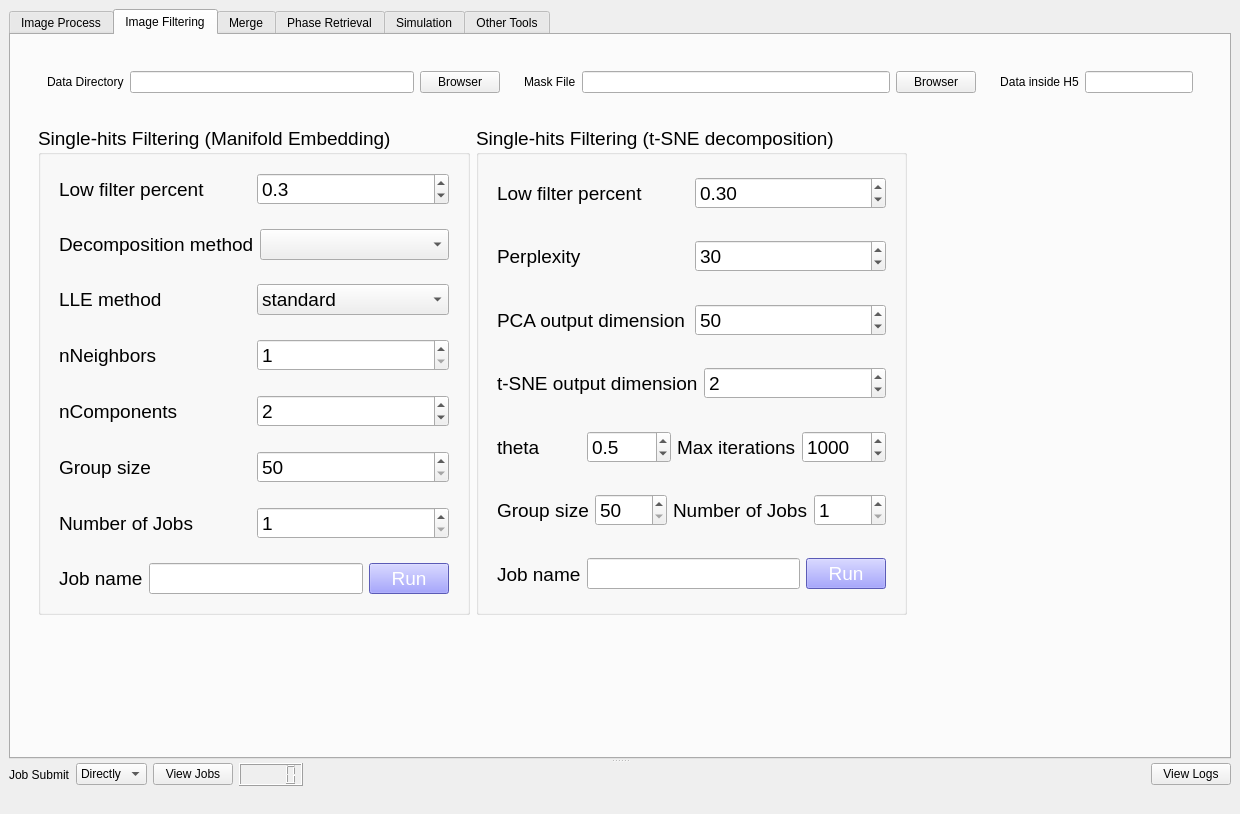
Qt form ui/main.ui (estonshi/spipy_gui) before a commit.
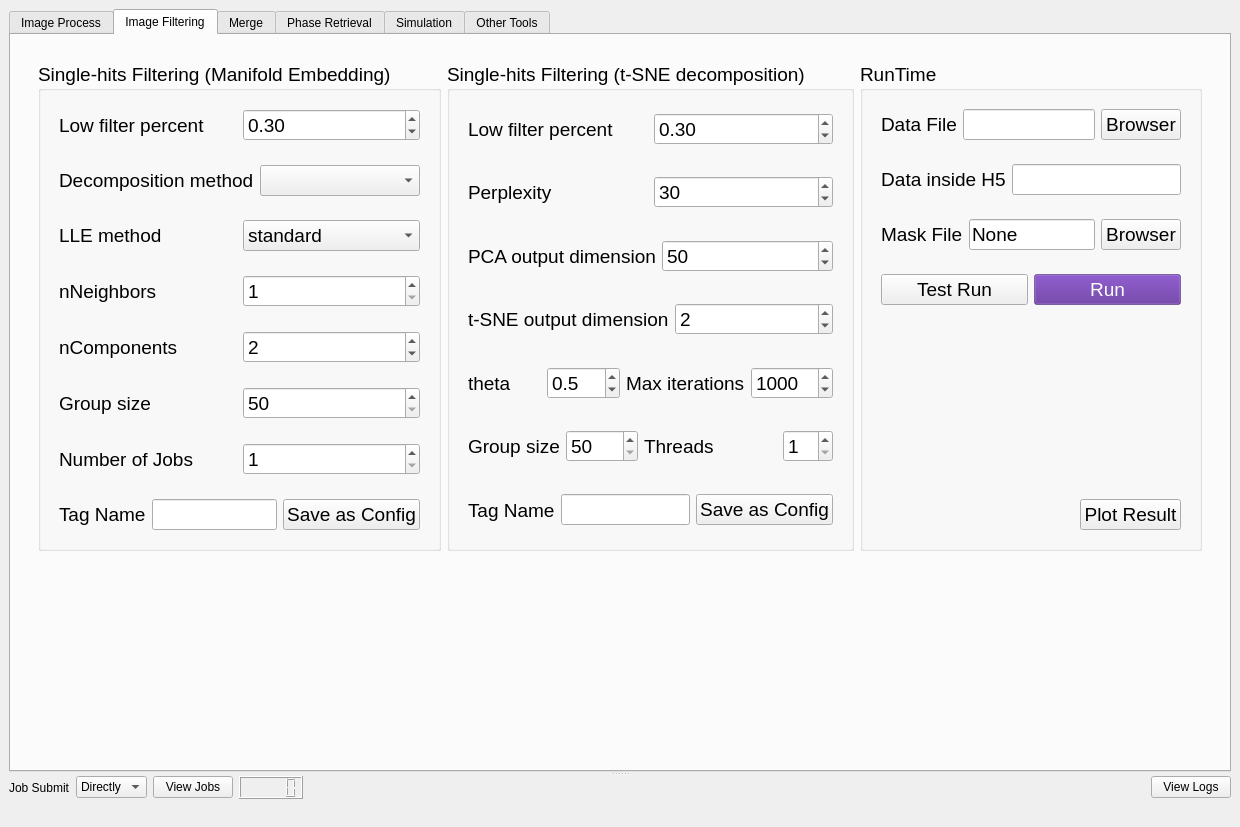
The same form after that commit. The open tabs and pages were chosen to show the change.

What changed in the file:
```diff
--- a/ui/main.ui
+++ b/ui/main.ui
@@ -7,7 +7,7 @@
     <x>0</x>
     <y>0</y>
     <width>1240</width>
-    <height>814</height>
+    <height>827</height>
    </rect>
   </property>
   <property name="sizePolicy">
@@ -425,124 +425,6 @@
                </sizepolicy>
               </property>
               <layout class="QVBoxLayout" name="verticalLayout_3">
-               <item>
-                <widget class="QWidget" name="widget_7" native="true">
-                 <layout class="QHBoxLayout" name="horizontalLayout_8" stretch="1,1,0">
-                  <item>
-                   <widget class="QWidget" name="widget_4" native="true">
-                    <layout class="QHBoxLayout" name="horizontalLayout_6">
-                     <item>
-                      <widget class="QLabel" name="label_2">
-                       <property name="sizePolicy">
-                        <sizepolicy hsizetype="Preferred" vsizetype="Preferred">
-                         <horstretch>0</horstretch>
-                         <verstretch>0</verstretch>
-                        </sizepolicy>
-                       </property>
-                       <property name="mouseTracking">
-                        <bool>true</bool>
-                       </property>
-                       <property name="toolTip">
-                        <string extracomment="All H5 and CXI files are selected as data file, and &quot;mask.npy&quot; is mask file">&lt;html&gt;&lt;head/&gt;&lt;body&gt;&lt;p&gt;All H5 and CXI file are selected as data.&lt;/p&gt;&lt;/body&gt;&lt;/html&gt;</string>
-                       </property>
-                       <property name="statusTip">
-                        <string extracomment="All H5 and CXI files are selected as data file, and &quot;mask.npy&quot; is mask file"/>
-                       </property>
-                       <property name="whatsThis">
-                        <string extracomment="All H5 and CXI files are selected as data file, and &quot;mask.npy&quot; is mask file"/>
-                       </property>
-                       <property name="text">
-                        <string>Data Directory</string>
-                       </property>
-                      </widget>
-                     </item>
-                     <item>
-                      <widget class="QLineEdit" name="lineEdit">
-                       <property name="sizePolicy">
-                        <sizepolicy hsizetype="Expanding" vsizetype="Fixed">
-                         <horstretch>1</horstretch>
-                         <verstretch>0</verstretch>
-                        </sizepolicy>
-                       </property>
-                      </widget>
-                     </item>
-                     <item>
-                      <widget class="QPushButton" name="pushButton_4">
-                       <property name="sizePolicy">
-                        <sizepolicy hsizetype="Minimum" vsizetype="Fixed">
-                         <horstretch>0</horstretch>
-                         <verstretch>0</verstretch>
-                        </sizepolicy>
-                       </property>
-                       <property name="text">
-                        <string>Browser</string>
-                       </property>
-                      </widget>
-                     </item>
-                    </layout>
-                   </widget>
-                  </item>
-                  <item>
-                   <widget class="QWidget" name="widget_33" native="true">
-                    <layout class="QHBoxLayout" name="horizontalLayout_29">
-                     <item>
-                      <widget class="QLabel" name="label_28">
-                       <property name="text">
-                        <string>Mask File</string>
-                       </property>
-                      </widget>
-                     </item>
-                     <item>
-                      <widget class="QLineEdit" name="lineEdit_5"/>
-                     </item>
-                     <item>
-                      <widget class="QPushButton" name="pushButton_9">
-                       <property name="text">
-                        <string>Browser</string>
-                       </property>
-                      </widget>
-                     </item>
-                    </layout>
-                   </widget>
-                  </item>
-                  <item>
-                   <widget class="QWidget" name="widget_6" native="true">
-                    <layout class="QHBoxLayout" name="horizontalLayout_7">
-                     <item>
-                      <widget class="QLabel" name="label_3">
-                       <property name="sizePolicy">
-                        <sizepolicy hsizetype="Preferred" vsizetype="Preferred">
-                         <horstretch>0</horstretch>
-                         <verstretch>0</verstretch>
-                        </sizepolicy>
-                       </property>
-                       <property name="toolTip">
-                        <string extracomment="All H5 and CXI files are selected as data file, and &quot;mask.npy&quot; is mask file"/>
-                       </property>
-                       <property name="text">
-                        <string>Data inside H5</string>
-                       </property>
-                       <property name="alignment">
-                        <set>Qt::AlignCenter</set>
-                       </property>
-                      </widget>
-                     </item>
-                     <item>
-                      <widget class="QLineEdit" name="lineEdit_2">
-                       <property name="sizePolicy">
-                        <sizepolicy hsizetype="Expanding" vsizetype="Fixed">
-                         <horstretch>1</horstretch>
-                         <verstretch>0</verstretch>
-                        </sizepolicy>
-                       </property>
-                      </widget>
-                     </item>
-                    </layout>
-                   </widget>
-                  </item>
-                 </layout>
-                </widget>
-               </item>
                <item>
                 <widget class="QWidget" name="widget_5" native="true">
                  <property name="sizePolicy">
@@ -551,7 +433,7 @@
                    <verstretch>0</verstretch>
                   </sizepolicy>
                  </property>
-                 <layout class="QHBoxLayout" name="horizontalLayout_9" stretch="1,1,0">
+                 <layout class="QHBoxLayout" name="horizontalLayout_73">
                   <item>
                    <widget class="QGroupBox" name="groupBox">
                     <property name="font">
@@ -576,7 +458,7 @@
                         <item>
                          <widget class="QDoubleSpinBox" name="doubleSpinBox">
                           <property name="decimals">
-                           <number>1</number>
+                           <number>2</number>
                           </property>
                           <property name="maximum">
                            <double>1.000000000000000</double>
@@ -666,6 +548,9 @@
                           <property name="minimum">
                            <number>1</number>
                           </property>
+                          <property name="maximum">
+                           <number>1024</number>
+                          </property>
                          </widget>
                         </item>
                        </layout>
@@ -752,7 +637,7 @@
                         <item>
                          <widget class="QLabel" name="label_74">
                           <property name="text">
-                           <string>Job name</string>
+                           <string>Tag Name</string>
                           </property>
                          </widget>
                         </item>
@@ -760,16 +645,9 @@
                          <widget class="QLineEdit" name="lineEdit_16"/>
                         </item>
                         <item>
-                         <widget class="QPushButton" name="pushButton_5">
-                          <property name="cursor">
-                           <cursorShape>PointingHandCursor</cursorShape>
-                          </property>
-                          <property name="styleSheet">
-                           <string notr="true">background-color: rgb(128, 128, 255);
-color: rgb(255, 255, 255);</string>
-                          </property>
+                         <widget class="QPushButton" name="pushButton_33">
                           <property name="text">
-                           <string>Run</string>
+                           <string>Save as Config</string>
                           </property>
                          </widget>
                         </item>
@@ -966,7 +844,7 @@
                         <item>
                          <widget class="QLabel" name="label_19">
                           <property name="text">
-                           <string>Number of Jobs</string>
+                           <string>Threads            </string>
                           </property>
                          </widget>
                         </item>
@@ -986,7 +864,7 @@
                         <item>
                          <widget class="QLabel" name="label_75">
                           <property name="text">
-                           <string>Job name</string>
+                           <string>Tag Name</string>
                           </property>
                          </widget>
                         </item>
@@ -994,25 +872,9 @@
                          <widget class="QLineEdit" name="lineEdit_17"/>
                         </item>
                         <item>
-                         <widget class="QPushButton" name="pushButton_7">
-                          <property name="sizePolicy">
-                           <sizepolicy hsizetype="Preferred" vsizetype="Fixed">
-                            <horstretch>0</horstretch>
-                            <verstretch>0</verstretch>
-                           </sizepolicy>
-                          </property>
-                          <property name="cursor">
-                           <cursorShape>PointingHandCursor</cursorShape>
-                          </property>
-                          <property name="styleSheet">
-                           <string notr="true">background-color: rgb(128, 128, 255);
-color: rgb(255, 255, 255);</string>
-                          </property>
+                         <widget class="QPushButton" name="pushButton_5">
                           <property name="text">
-                           <string>Run</string>
-                          </property>
-                          <property name="autoDefault">
-                           <bool>false</bool>
+                           <string>Save as Config</string>
                           </property>
                          </widget>
                         </item>
@@ -1030,20 +892,206 @@
                    </widget>
                   </item>
                   <item>
-                   <spacer name="horizontalSpacer_3">
-                    <property name="orientation">
-                     <enum>Qt::Horizontal</enum>
+                   <widget class="QGroupBox" name="groupBox_13">
+                    <property name="font">
+                     <font>
+                      <pointsize>14</pointsize>
+                     </font>
                     </property>
-                    <property name="sizeType">
-                     <enum>QSizePolicy::Expanding</enum>
+                    <property name="title">
+                     <string>RunTime</string>
                     </property>
-                    <property name="sizeHint" stdset="0">
-                     <size>
-                      <width>295</width>
-                      <height>20</height>
-                     </size>
-                    </property>
-                   </spacer>
+                    <layout class="QVBoxLayout" name="verticalLayout_35">
+                     <item>
+                      <widget class="QWidget" name="widget_4" native="true">
+                       <layout class="QHBoxLayout" name="horizontalLayout_6">
+                        <item>
+                         <widget class="QLabel" name="label_2">
+                          <property name="sizePolicy">
+                           <sizepolicy hsizetype="Preferred" vsizetype="Preferred">
+                            <horstretch>0</horstretch>
+                            <verstretch>0</verstretch>
+                           </sizepolicy>
+                          </property>
+                          <property name="mouseTracking">
+                           <bool>true</bool>
+                          </property>
+                          <property name="toolTip">
+                           <string extracomment="All H5 and CXI files are selected as data file, and &quot;mask.npy&quot; is mask file">&lt;html&gt;&lt;head/&gt;&lt;body&gt;&lt;p&gt;All H5 and CXI file are selected as data.&lt;/p&gt;&lt;/body&gt;&lt;/html&gt;</string>
+                          </property>
+                          <property name="statusTip">
+                           <string extracomment="All H5 and CXI files are selected as data file, and &quot;mask.npy&quot; is mask file"/>
+                          </property>
+                          <property name="whatsThis">
+                           <string extracomment="All H5 and CXI files are selected as data file, and &quot;mask.npy&quot; is mask file"/>
+                          </property>
+                          <property name="text">
+                           <string>Data File</string>
+                          </property>
+                         </widget>
+                        </item>
+                        <item>
+                         <widget class="QLineEdit" name="lineEdit">
+                          <property name="sizePolicy">
+                           <sizepolicy hsizetype="Expanding" vsizetype="Fixed">
+                            <horstretch>1</horstretch>
+                            <verstretch>0</verstretch>
+                           </sizepolicy>
+                          </property>
+                         </widget>
+                        </item>
+                        <item>
+                         <widget class="QPushButton" name="pushButton_4">
+                          <property name="sizePolicy">
+                           <sizepolicy hsizetype="Minimum" vsizetype="Fixed">
+                            <horstretch>0</horstretch>
+                            <verstretch>0</verstretch>
+                           </sizepolicy>
+                          </property>
+                          <property name="text">
+                           <string>Browser</string>
+                          </property>
+                         </widget>
+                        </item>
+                       </layout>
+                      </widget>
+                     </item>
+                     <item>
+                      <widget class="QWidget" name="widget_6" native="true">
+                       <layout class="QHBoxLayout" name="horizontalLayout_7">
+                        <item>
+                         <widget class="QLabel" name="label_3">
+                          <property name="sizePolicy">
+                           <sizepolicy hsizetype="Preferred" vsizetype="Preferred">
+                            <horstretch>0</horstretch>
+                            <verstretch>0</verstretch>
+                           </sizepolicy>
+                          </property>
+                          <property name="toolTip">
+                           <string extracomment="All H5 and CXI files are selected as data file, and &quot;mask.npy&quot; is mask file"/>
+                          </property>
+                          <property name="text">
+                           <string>Data inside H5</string>
+                          </property>
+                          <property name="alignment">
+                           <set>Qt::AlignCenter</set>
+                          </property>
+                         </widget>
+                        </item>
+                        <item>
+                         <widget class="QLineEdit" name="lineEdit_2">
+                          <property name="sizePolicy">
+                           <sizepolicy hsizetype="Expanding" vsizetype="Fixed">
+                            <horstretch>1</horstretch>
+                            <verstretch>0</verstretch>
+                           </sizepolicy>
+                          </property>
+                         </widget>
+                        </item>
+                       </layout>
+                      </widget>
+                     </item>
+                     <item>
+                      <widget class="QWidget" name="widget_87" native="true">
+                       <layout class="QHBoxLayout" name="horizontalLayout_9">
+                        <item>
+                         <widget class="QLabel" name="label_28">
+                          <property name="toolTip">
+                           <string>set 'None' to ignore</string>
+                          </property>
+                          <property name="text">
+                           <string>Mask File</string>
+                          </property>
+                         </widget>
+                        </item>
+                        <item>
+                         <widget class="QLineEdit" name="lineEdit_5">
+                          <property name="sizePolicy">
+                           <sizepolicy hsizetype="Preferred" vsizetype="Fixed">
+                            <horstretch>0</horstretch>
+                            <verstretch>0</verstretch>
+                           </sizepolicy>
+                          </property>
+                          <property name="text">
+                           <string>None</string>
+                          </property>
+                         </widget>
+                        </item>
+                        <item>
+                         <widget class="QPushButton" name="pushButton_9">
+                          <property name="text">
+                           <string>Browser</string>
+                          </property>
+                         </widget>
+                        </item>
+                       </layout>
+                      </widget>
+                     </item>
+                     <item>
+                      <widget class="QWidget" name="widget_88" native="true">
+                       <layout class="QHBoxLayout" name="horizontalLayout_74">
+                        <item>
+                         <widget class="QPushButton" name="pushButton_7">
+                          <property name="text">
+                           <string>Test Run</string>
+                          </property>
+                         </widget>
+                        </item>
+                        <item>
+                         <widget class="QPushButton" name="pushButton_34">
+                          <property name="styleSheet">
+                           <string notr="true">background-color: rgba(90, 40, 150, 128);
+color: rgb(255, 255, 255);</string>
+                          </property>
+                          <property name="text">
+                           <string>Run</string>
+                          </property>
+                         </widget>
+                        </item>
+                       </layout>
+                      </widget>
+                     </item>
+                     <item>
+                      <spacer name="verticalSpacer_4">
+                       <property name="orientation">
+                        <enum>Qt::Vertical</enum>
+                       </property>
+                       <property name="sizeHint" stdset="0">
+                        <size>
+                         <width>20</width>
+                         <height>221</height>
+                        </size>
+                       </property>
+                      </spacer>
+                     </item>
+                     <item>
+                      <widget class="QWidget" name="widget_7" native="true">
+                       <layout class="QHBoxLayout" name="horizontalLayout_8">
+                        <item>
+                         <spacer name="horizontalSpacer_3">
+                          <property name="orientation">
+                           <enum>Qt::Horizontal</enum>
+                          </property>
+                          <property name="sizeHint" stdset="0">
+                           <size>
+                            <width>168</width>
+                            <height>20</height>
+                           </size>
+                          </property>
+                         </spacer>
+                        </item>
+                        <item>
+                         <widget class="QPushButton" name="pushButton_35">
+                          <property name="text">
+                           <string>Plot Result</string>
+                          </property>
+                         </widget>
+                        </item>
+                       </layout>
+                      </widget>
+                     </item>
+                    </layout>
+                   </widget>
                   </item>
                  </layout>
                 </widget>
```
Left out of the diff: 587 changed lines with no effect on the pictures.
